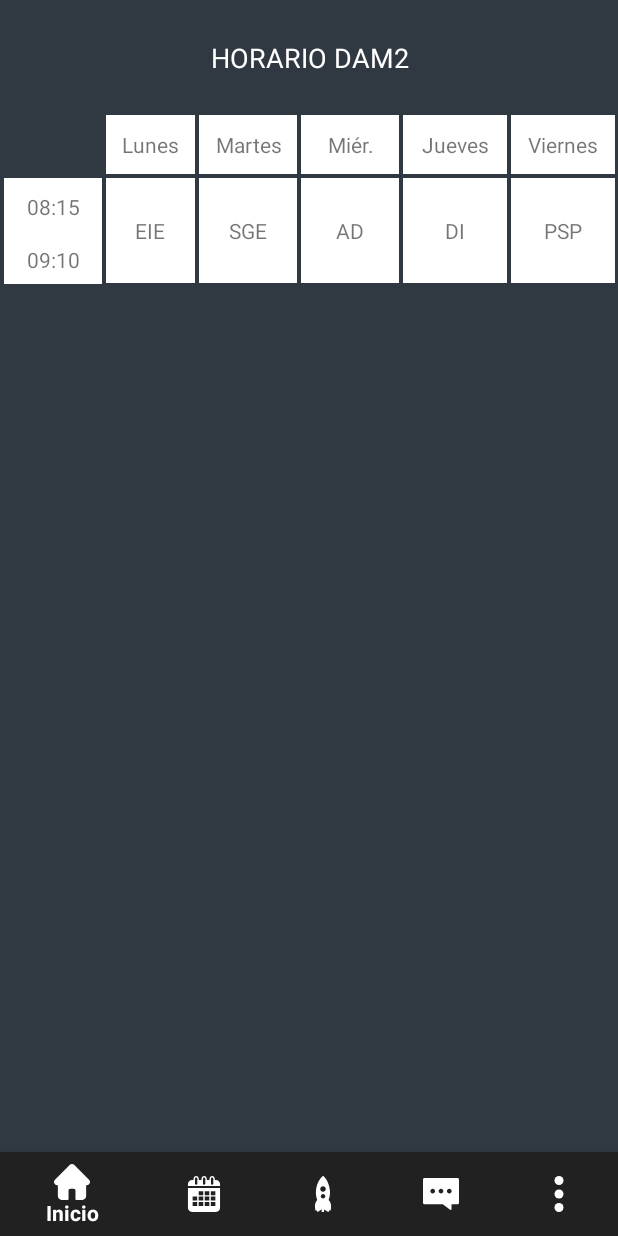
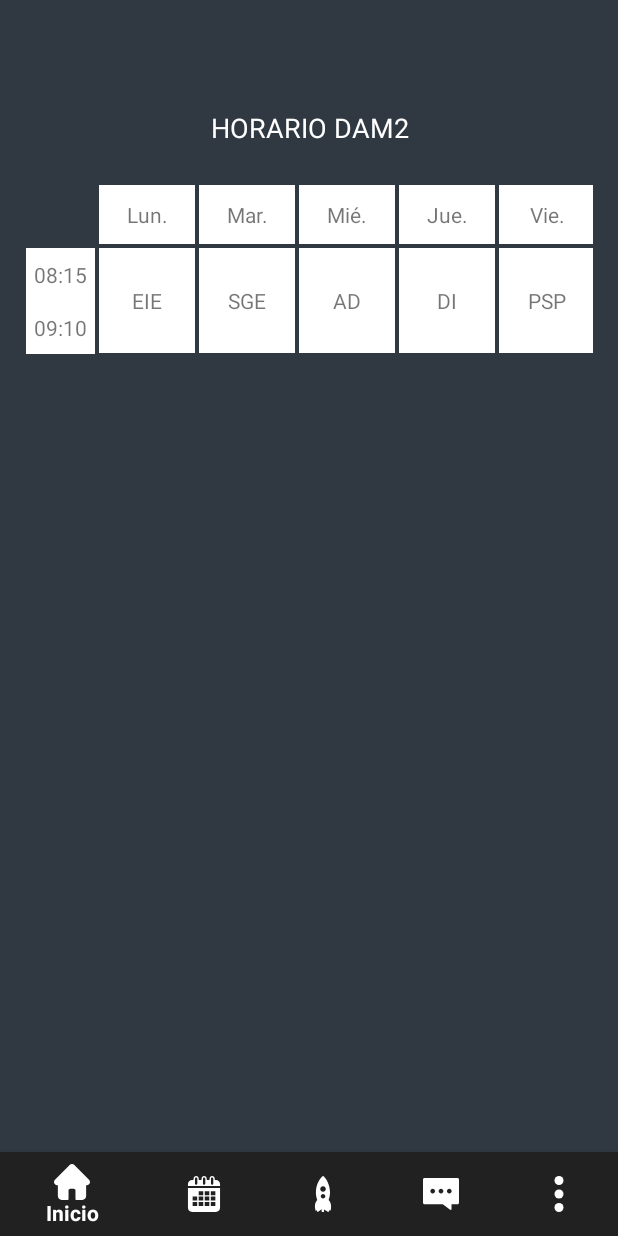
Before and after one commit to JoshDG37/Eduincu, an Android app: the screen it shows after launch once a user with an empty profile is signed in (Container), on a phone screen of 412 x 824 dp. Run offline under Robolectric (Android 15) with nearby library versions, the phone set to English and light mode, and no system bars; our stand-ins replace CircleImageView, Firebase (no records; nobody signed in at launch, a user with empty details on screens opened directly), Picasso; libraries missing offline, so code that uses them is left out: com.github.sundeepk.compactcalendarview, com.theartofdev.edmodo.

Commit message:
El home nena

```diff
--- a/app/src/main/res/layout/fragment_home.xml
+++ b/app/src/main/res/layout/fragment_home.xml
@@ -10,14 +10,26 @@
 
     <androidx.gridlayout.widget.GridLayout
         android:id="@+id/gridLayout"
-        android:layout_width="0dp"
-        android:layout_height="0dp"
+        android:layout_width="378dp"
+        android:layout_height="672dp"
         android:layout_margin="1dp"
+        android:foregroundGravity="center"
         app:layout_constraintBottom_toBottomOf="parent"
         app:layout_constraintEnd_toEndOf="parent"
         app:layout_constraintStart_toStartOf="parent"
         app:layout_constraintTop_toTopOf="parent">
 
+
+        <TextView
+            android:layout_width="wrap_content"
+            android:layout_height="35dp"
+            android:background="#FFF"
+            android:gravity="center"
+            android:padding="5dp"
+            android:text="09:10"
+            android:textSize="14dp"
+            app:layout_column="0"
+            app:layout_row="3" />
 
         <TextView
             android:id="@+id/textView"
@@ -28,49 +40,35 @@
             android:textColor="#FFF"
             android:textSize="18dp"
             app:layout_column="0"
-            app:layout_columnSpan="6"
+            app:layout_columnSpan="7"
             app:layout_row="0" />
 
         <TextView
-            android:layout_width="65dp"
+            android:layout_width="wrap_content"
             android:layout_height="35dp"
-            android:layout_marginLeft="1dp"
             android:layout_marginTop="1dp"
             android:layout_marginRight="1dp"
             android:background="#FFF"
             android:gravity="center"
-            android:padding="9dp"
+            android:padding="5dp"
             android:text="08:15"
             android:textSize="14dp"
             app:layout_column="0"
             app:layout_row="2" />
 
         <TextView
-            android:layout_width="65dp"
-            android:layout_height="35dp"
-            android:layout_marginLeft="1dp"
-            android:layout_marginRight="1dp"
-            android:background="#FFF"
-            android:gravity="center"
-            android:padding="9dp"
-            android:text="09:10"
-            android:textSize="14dp"
-            app:layout_column="0"
-            app:layout_row="3" />
-
-        <TextView
-            android:layout_width="59dp"
+            android:layout_width="64dp"
             android:layout_height="wrap_content"
             android:layout_margin="1dp"
             android:background="#FFF"
             android:gravity="center"
             android:padding="10dp"
-            android:text="Lunes"
+            android:text="Lun."
             app:layout_column="1"
             app:layout_row="1" />
 
         <TextView
-            android:layout_width="59dp"
+            android:layout_width="64dp"
             android:layout_height="70dp"
             android:layout_margin="1dp"
             android:background="#FFF"
@@ -82,7 +80,7 @@
             app:layout_rowSpan="2" />
 
         <TextView
-            android:layout_width="65dp"
+            android:layout_width="64dp"
             android:layout_height="70dp"
             android:layout_margin="1dp"
             android:background="#FFF"
@@ -94,7 +92,7 @@
             app:layout_rowSpan="2" />
 
         <TextView
-            android:layout_width="65dp"
+            android:layout_width="64dp"
             android:layout_height="70dp"
             android:layout_margin="1dp"
             android:background="#FFF"
@@ -106,7 +104,7 @@
             app:layout_rowSpan="2" />
 
         <TextView
-            android:layout_width="69dp"
+            android:layout_width="64dp"
             android:layout_height="70dp"
             android:layout_margin="1dp"
             android:background="#FFF"
@@ -118,7 +116,7 @@
             app:layout_rowSpan="2" />
 
         <TextView
-            android:layout_width="69dp"
+            android:layout_width="64dp"
             android:layout_height="70dp"
             android:layout_margin="1dp"
             android:background="#FFF"
@@ -130,46 +128,46 @@
             app:layout_rowSpan="2" />
 
         <TextView
-            android:layout_width="65dp"
+            android:layout_width="64dp"
             android:layout_height="wrap_content"
             android:layout_margin="1dp"
             android:background="#FFF"
             android:gravity="center"
             android:padding="10dp"
-            android:text="Martes"
+            android:text="Mar."
             app:layout_column="2"
             app:layout_row="1" />
 
         <TextView
-            android:layout_width="65dp"
+            android:layout_width="64dp"
             android:layout_height="wrap_content"
             android:layout_margin="1dp"
             android:background="#FFF"
             android:gravity="center"
             android:padding="10dp"
-            android:text="Miér."
+            android:text="Mié."
             app:layout_column="3"
             app:layout_row="1" />
 
         <TextView
-            android:layout_width="69dp"
+            android:layout_width="64dp"
             android:layout_height="wrap_content"
             android:layout_margin="1dp"
             android:background="#FFF"
             android:gravity="center"
             android:padding="10dp"
-            android:text="Jueves"
+            android:text="Jue."
             app:layout_column="4"
             app:layout_row="1" />
 
         <TextView
-            android:layout_width="69dp"
+            android:layout_width="64dp"
             android:layout_height="wrap_content"
             android:layout_margin="1dp"
             android:background="#FFF"
             android:gravity="center"
             android:padding="10dp"
-            android:text="Viernes"
+            android:text="Vie."
             app:layout_column="5"
             app:layout_row="1" />
 
```
